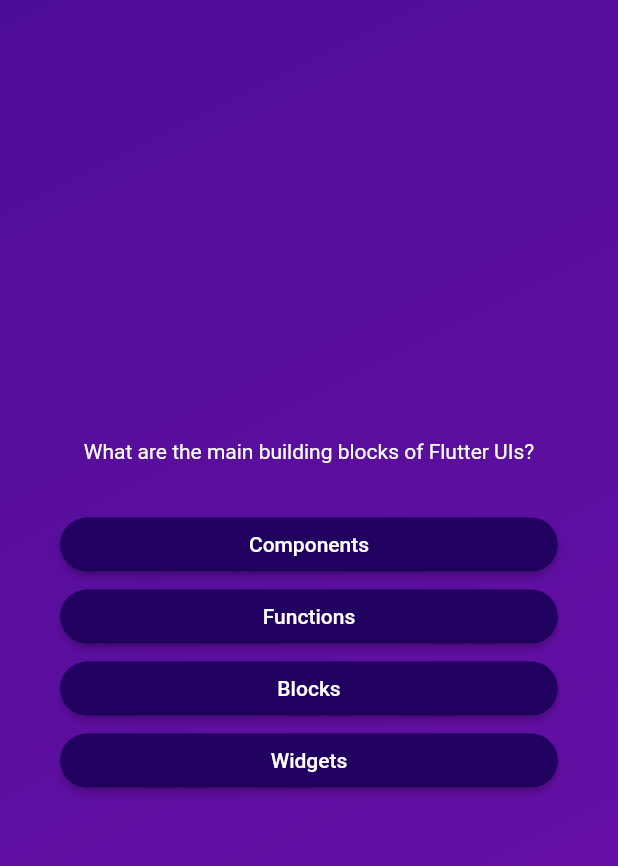
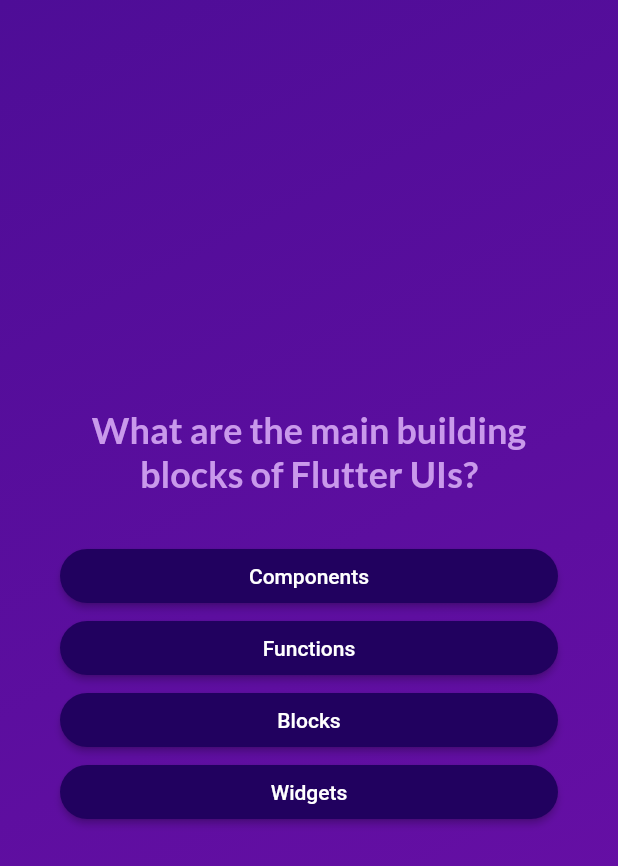
Before and after one commit to RastogiNishant/Flutter-Advance, a Flutter app: the screen it shows after launch, after a tap on "Start Quiz", on a phone screen of 412 x 824 dp. Shown: the top 866 px of the screen. Run offline on Flutter 3.47's test engine with Material 2 defaults, Android fonts, the phone set to English and light mode, and no system bars; our stand-ins replace google_fonts.

Commit message:
Added Google Font Support

```diff
--- a/lib/questions_screen.dart
+++ b/lib/questions_screen.dart
@@ -1,6 +1,7 @@
 import 'package:flutter/material.dart';
 import 'package:adv_basics/answer_button.dart';
 import 'package:adv_basics/data/questions.dart';
+import 'package:google_fonts/google_fonts.dart';
 
 class QuestionScreen extends StatefulWidget {
   const QuestionScreen({super.key});
@@ -35,7 +36,11 @@ class _QuestionScreenState extends State<QuestionScreen> {
           children: [
             Text(
               currentQuestion.text,
-              style: const TextStyle(color: Colors.white),
+              style: GoogleFonts.lato(
+                color: const Color.fromARGB(255, 201, 153, 235),
+                fontSize: 24,
+                fontWeight: FontWeight.bold,
+              ),
               textAlign: TextAlign.center,
             ),
             const SizedBox(height: 30),
--- a/lib/start_screen.dart
+++ b/lib/start_screen.dart
@@ -1,4 +1,5 @@
 import 'package:flutter/material.dart';
+import 'package:google_fonts/google_fonts.dart';
 
 class StartScreen extends StatelessWidget {
   const StartScreen(this.onStartQuiz, {super.key});
@@ -23,9 +24,12 @@ class StartScreen extends StatelessWidget {
           //   ),
           // ),
           const SizedBox(height: 80),
-          const Text(
+          Text(
             'Learn Flutter the fun way!',
-            style: TextStyle(color: Colors.white, fontSize: 24),
+            style: GoogleFonts.lato(
+              color: const Color.fromARGB(255, 237, 223, 252),
+              fontSize: 24,
+            ),
           ),
           const SizedBox(
             height: 30,
```
